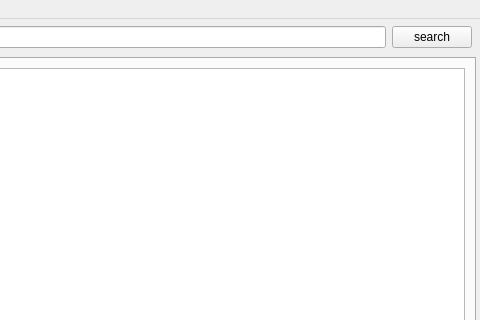
hasanpasha/QtCinemana, file ui/main.ui: the form before one commit; both pictures show x 332 to 812 and y 0 to 320 of the 812 by 524 pixel window.
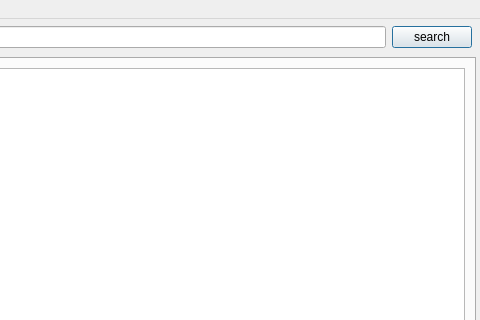
The form after the commit.

```diff
--- a/ui/main.ui
+++ b/ui/main.ui
@@ -105,6 +105,18 @@
               <property name="text">
                <string>search</string>
               </property>
+              <property name="shortcut">
+               <string/>
+              </property>
+              <property name="autoDefault">
+               <bool>true</bool>
+              </property>
+              <property name="default">
+               <bool>true</bool>
+              </property>
+              <property name="flat">
+               <bool>false</bool>
+              </property>
              </widget>
             </item>
            </layout>
```
Left out of the diff: 12 changed lines with no effect on the pictures.
